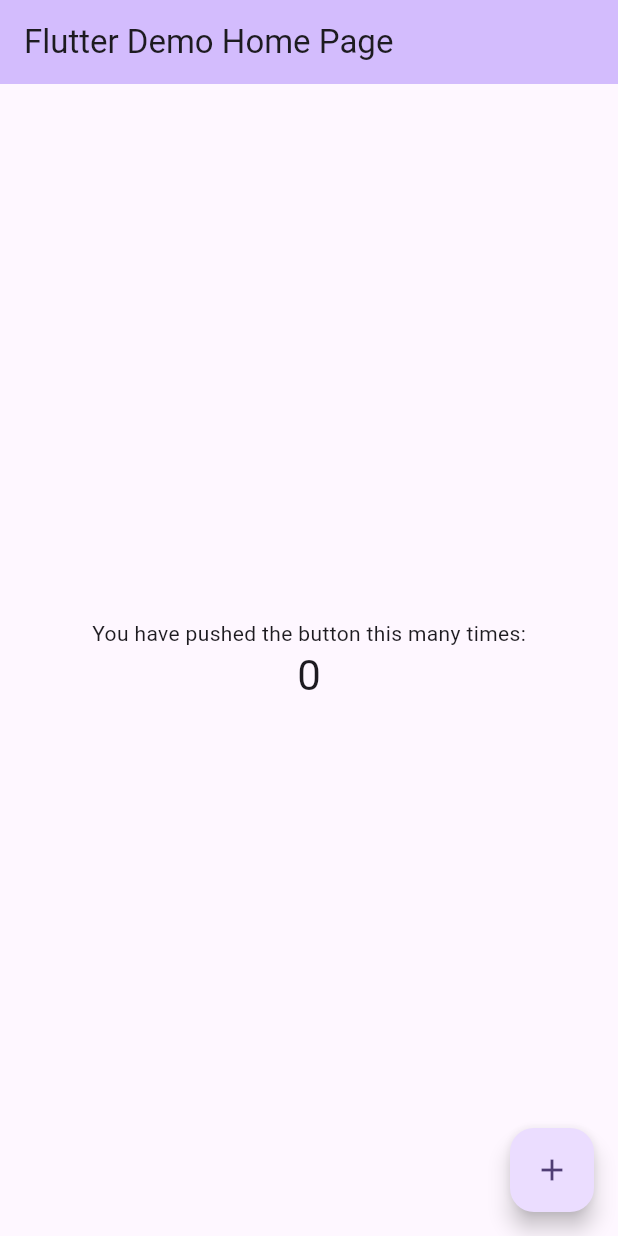
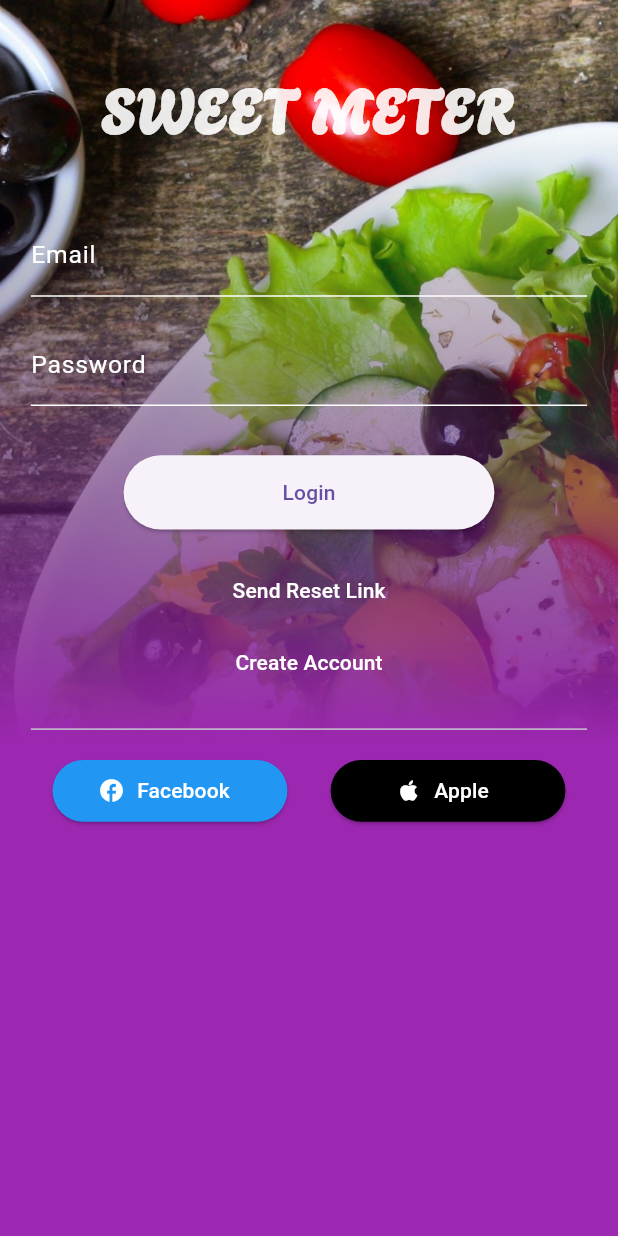
Before and after one commit to MONTi200205/Sweet_Meter_Assesment_, a Flutter app: the screen it shows after launch, on a phone screen of 412 x 824 dp. Run offline on Flutter 3.47's test engine with Material 3 defaults, Android fonts, the phone set to English and light mode, and no system bars; our stand-ins replace firebase_auth, firebase_core; accounts and stored records are empty.

Commit message:
Login email pw and sign up

```diff
--- /dev/null
+++ b/lib/login_screen.dart
@@ -0,0 +1,233 @@
+import 'package:flutter/material.dart';
+import 'package:firebase_auth/firebase_auth.dart';
+import 'signup_screen.dart';
+import 'home_screen.dart';
+
+class LoginScreen extends StatefulWidget {
+  const LoginScreen({Key? key}) : super(key: key);
+
+  @override
+  _LoginScreenState createState() => _LoginScreenState();
+}
+
+class _LoginScreenState extends State<LoginScreen> {
+  final TextEditingController _emailController = TextEditingController();
+  final TextEditingController _passwordController = TextEditingController();
+
+  @override
+  Widget build(BuildContext context) {
+    final size = MediaQuery.of(context).size;
+
+    return Scaffold(
+      resizeToAvoidBottomInset: true, // Allows screen to resize when keyboard appears
+      body: Stack(
+        children: [
+          // Background Image
+          Container(
+            width: size.width,
+            height: size.height,
+            decoration: const BoxDecoration(
+              image: DecorationImage(
+                image: AssetImage("assets/log.jpg"),
+                fit: BoxFit.cover,
+              ),
+            ),
+          ),
+          // Purple Gradient Overlay
+          Container(
+            width: size.width,
+            height: size.height,
+            decoration: const BoxDecoration(
+              gradient: LinearGradient(
+                colors: [Colors.purple, Colors.transparent],
+                begin: Alignment.bottomCenter,
+                end: Alignment.topCenter,
+                stops: [0.4, 0.9],
+              ),
+            ),
+          ),
+          // Main Content
+          SafeArea(
+            child: SingleChildScrollView( // Ensures scrollable content
+              child: Padding(
+                padding: EdgeInsets.symmetric(
+                  horizontal: size.width * 0.05,
+                ),
+                child: Column(
+                  children: [
+                    // Title
+                    Center(
+                      child: Padding(
+                        padding: EdgeInsets.only(top: size.height * 0.05),
+                        child: Text(
+                          "SWEET METER",
+                          style: TextStyle(
+                            fontFamily: 'Agbalumo',
+                            fontSize: size.width * 0.1,
+                            fontWeight: FontWeight.bold,
+                            color: Colors.white.withOpacity(0.9),
+                          ),
+                        ),
+                      ),
+                    ),
+                    SizedBox(height: size.height * 0.05), // Added spacing
+                    // Email TextField
+                    TextField(
+                      controller: _emailController,
+                      style: const TextStyle(color: Colors.white),
+                      decoration: InputDecoration(
+                        labelText: "Email",
+                        labelStyle: TextStyle(
+                          color: Colors.white,
+                          fontSize: size.width * 0.04,
+                        ),
+                        enabledBorder: const UnderlineInputBorder(
+                          borderSide: BorderSide(color: Colors.white),
+                        ),
+                        focusedBorder: const UnderlineInputBorder(
+                          borderSide: BorderSide(color: Colors.white),
+                        ),
+                      ),
+                    ),
+                    SizedBox(height: size.height * 0.02),
+                    // Password TextField
+                    TextField(
+                      controller: _passwordController,
+                      style: const TextStyle(color: Colors.white),
+                      decoration: InputDecoration(
+                        labelText: "Password",
+                        labelStyle: TextStyle(
+                          color: Colors.white,
+                          fontSize: size.width * 0.04,
+                        ),
+                        enabledBorder: const UnderlineInputBorder(
+                          borderSide: BorderSide(color: Colors.white),
+                        ),
+                        focusedBorder: const UnderlineInputBorder(
+                          borderSide: BorderSide(color: Colors.white),
+                        ),
+                      ),
+                    ),
+                    SizedBox(height: size.height * 0.04),
+                    // Login Button
+                    SizedBox(
+                      width: size.width * 0.6,
+                      height: size.height * 0.06,
+                      child: ElevatedButton(
+                        onPressed: () async {
+                          try {
+                            final email = _emailController.text.trim();
+                            final password = _passwordController.text.trim();
+                            await FirebaseAuth.instance
+                                .signInWithEmailAndPassword(
+                              email: email,
+                              password: password,
+                            );
+                          } catch (e) {
+                            ScaffoldMessenger.of(context).showSnackBar(
+                              SnackBar(content: Text("Error: $e")),
+                            );
+                          }
+                        },
+                        child: const Text("Login"),
+                      ),
+                    ),
+                    SizedBox(height: size.height * 0.02),
+                    // Reset Password Button
+                    TextButton(
+                      onPressed: () async {
+                        try {
+                          final email = _emailController.text.trim();
+                          if (email.isNotEmpty) {
+                            await FirebaseAuth.instance
+                                .sendPasswordResetEmail(email: email);
+                            ScaffoldMessenger.of(context).showSnackBar(
+                              const SnackBar(
+                                  content: Text("Password reset email sent!")),
+                            );
+                          } else {
+                            ScaffoldMessenger.of(context).showSnackBar(
+                              const SnackBar(
+                                  content: Text("Please enter an email")),
+                            );
+                          }
+                        } catch (e) {
+                          ScaffoldMessenger.of(context).showSnackBar(
+                            SnackBar(content: Text("Error: $e")),
+                          );
+                        }
+                      },
+                      child: const Text(
+                        "Send Reset Link",
+                        style: TextStyle(color: Colors.white),
+                      ),
+                    ),
+                    // Create Account Button
+                    TextButton(
+                      onPressed: () {
+                        Navigator.push(
+                          context,
+                          MaterialPageRoute(
+                              builder: (context) => const SignUpScreen()),
+                        );
+                      },
+                      child: const Text(
+                        "Create Account",
+                        style: TextStyle(color: Colors.white),
+                      ),
+                    ),
+                    Divider(height: size.height * 0.05, thickness: 1),
+                    // Social Login Buttons
+                    Row(
+                      mainAxisAlignment: MainAxisAlignment.spaceAround,
+                      children: [
+                        // Facebook Button
+                        SizedBox(
+                          width: size.width * 0.38,
+                          height: size.height * 0.05,
+                          child: ElevatedButton.icon(
+                            onPressed: () {
+                              // Handle Facebook login
+                            },
+                            icon:
+                            const Icon(Icons.facebook, color: Colors.white),
+                            label: const Text(
+                              "Facebook",
+                              style: TextStyle(color: Colors.white),
+                            ),
+                            style: ElevatedButton.styleFrom(
+                              backgroundColor: Colors.blue,
+                            ),
+                          ),
+                        ),
+                        // Apple Button
+                        SizedBox(
+                          width: size.width * 0.38,
+                          height: size.height * 0.05,
+                          child: ElevatedButton.icon(
+                            onPressed: () {
+                              // Handle Apple ID login
+                            },
+                            icon: const Icon(Icons.apple, color: Colors.white),
+                            label: const Text(
+                              "Apple",
+                              style: TextStyle(color: Colors.white),
+                            ),
+                            style: ElevatedButton.styleFrom(
+                              backgroundColor: Colors.black,
+                            ),
+                          ),
+                        ),
+                      ],
+                    ),
+                    SizedBox(height: size.height * 0.05),
+                  ],
+                ),
+              ),
+            ),
+          ),
+        ],
+      ),
+    );
+  }
+}
--- a/lib/main.dart
+++ b/lib/main.dart
@@ -1,125 +1,26 @@
 import 'package:flutter/material.dart';
+import 'package:firebase_core/firebase_core.dart';
+import 'login_screen.dart';
+import 'firebase_options.dart';
 
-void main() {
+void main() async {
+  WidgetsFlutterBinding.ensureInitialized();
+  await Firebase.initializeApp(
+    options: DefaultFirebaseOptions.currentPlatform,
+  );
   runApp(const MyApp());
 }
 
 class MyApp extends StatelessWidget {
-  const MyApp({super.key});
+  const MyApp({Key? key}) : super(key: key);
 
-  // This widget is the root of your application.
   @override
   Widget build(BuildContext context) {
     return MaterialApp(
-      title: 'Flutter Demo',
-      theme: ThemeData(
-        // This is the theme of your application.
-        //
-        // TRY THIS: Try running your application with "flutter run". You'll see
-        // the application has a purple toolbar. Then, without quitting the app,
-        // try changing the seedColor in the colorScheme below to Colors.green
-        // and then invoke "hot reload" (save your changes or press the "hot
-        // reload" button in a Flutter-supported IDE, or press "r" if you used
-        // the command line to start the app).
-        //
-        // Notice that the counter didn't reset back to zero; the application
-        // state is not lost during the reload. To reset the state, use hot
-        // restart instead.
-        //
-        // This works for code too, not just values: Most code changes can be
-        // tested with just a hot reload.
-        colorScheme: ColorScheme.fromSeed(seedColor: Colors.deepPurple),
-        useMaterial3: true,
-      ),
-      home: const MyHomePage(title: 'Flutter Demo Home Page'),
+      debugShowCheckedModeBanner: false,
+      title: 'Flutter Firebase App',
+      theme: ThemeData(primarySwatch: Colors.blue),
+      home: const LoginScreen(),
     );
   }
 }
-
-class MyHomePage extends StatefulWidget {
-  const MyHomePage({super.key, required this.title});
-
-  // This widget is the home page of your application. It is stateful, meaning
-  // that it has a State object (defined below) that contains fields that affect
-  // how it looks.
-
-  // This class is the configuration for the state. It holds the values (in this
-  // case the title) provided by the parent (in this case the App widget) and
-  // used by the build method of the State. Fields in a Widget subclass are
-  // always marked "final".
-
-  final String title;
-
-  @override
-  State<MyHomePage> createState() => _MyHomePageState();
-}
-
-class _MyHomePageState extends State<MyHomePage> {
-  int _counter = 0;
-
-  void _incrementCounter() {
-    setState(() {
-      // This call to setState tells the Flutter framework that something has
-      // changed in this State, which causes it to rerun the build method below
-      // so that the display can reflect the updated values. If we changed
-      // _counter without calling setState(), then the build method would not be
-      // called again, and so nothing would appear to happen.
-      _counter++;
-    });
-  }
-
-  @override
-  Widget build(BuildContext context) {
-    // This method is rerun every time setState is called, for instance as done
-    // by the _incrementCounter method above.
-    //
-    // The Flutter framework has been optimized to make rerunning build methods
-    // fast, so that you can just rebuild anything that needs updating rather
-    // than having to individually change instances of widgets.
-    return Scaffold(
-      appBar: AppBar(
-        // TRY THIS: Try changing the color here to a specific color (to
-        // Colors.amber, perhaps?) and trigger a hot reload to see the AppBar
-        // change color while the other colors stay the same.
-        backgroundColor: Theme.of(context).colorScheme.inversePrimary,
-        // Here we take the value from the MyHomePage object that was created by
-        // the App.build method, and use it to set our appbar title.
-        title: Text(widget.title),
-      ),
-      body: Center(
-        // Center is a layout widget. It takes a single child and positions it
-        // in the middle of the parent.
-        child: Column(
-          // Column is also a layout widget. It takes a list of children and
-          // arranges them vertically. By default, it sizes itself to fit its
-          // children horizontally, and tries to be as tall as its parent.
-          //
-          // Column has various properties to control how it sizes itself and
-          // how it positions its children. Here we use mainAxisAlignment to
-          // center the children vertically; the main axis here is the vertical
-          // axis because Columns are vertical (the cross axis would be
-          // horizontal).
-          //
-          // TRY THIS: Invoke "debug painting" (choose the "Toggle Debug Paint"
-          // action in the IDE, or press "p" in the console), to see the
-          // wireframe for each widget.
-          mainAxisAlignment: MainAxisAlignment.center,
-          children: <Widget>[
-            const Text(
-              'You have pushed the button this many times:',
-            ),
-            Text(
-              '$_counter',
-              style: Theme.of(context).textTheme.headlineMedium,
-            ),
-          ],
-        ),
-      ),
-      floatingActionButton: FloatingActionButton(
-        onPressed: _incrementCounter,
-        tooltip: 'Increment',
-        child: const Icon(Icons.add),
-      ), // This trailing comma makes auto-formatting nicer for build methods.
-    );
-  }
-}
```
Also changed, not shown: lib/signup_screen.dart (added, +186 -0 lines), pubspec.yaml (+10 -0 lines), assets/Agbalumo_Regular.ttf (added), assets/log.jpg (added), lib/firebase_options.dart (added), lib/home_screen.dart (added), pubspec.lock, 16 other files.
